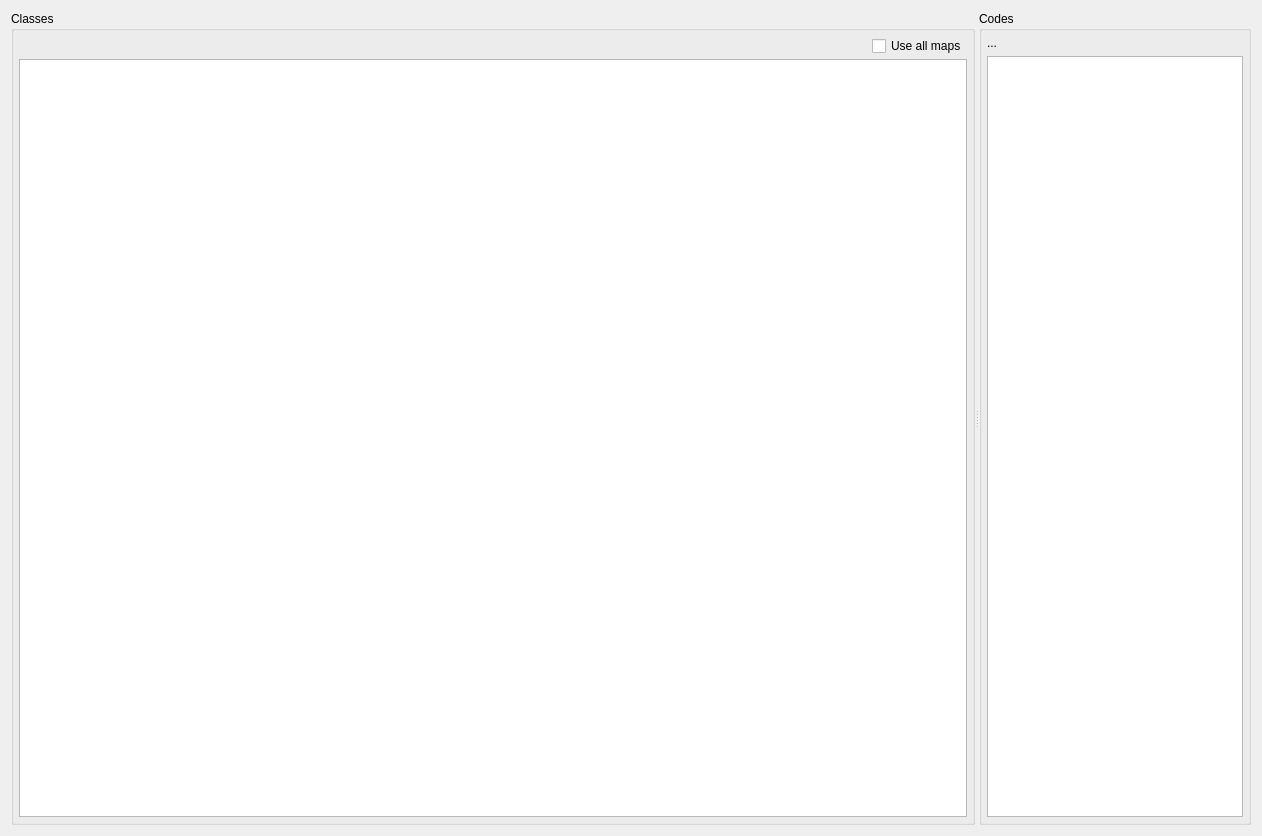
Before: the Qt Designer form quickevent/app/quickevent/plugins/Classes/src/classeswidget.ui in Quick-Event/quickbox, drawn with Qt 5.
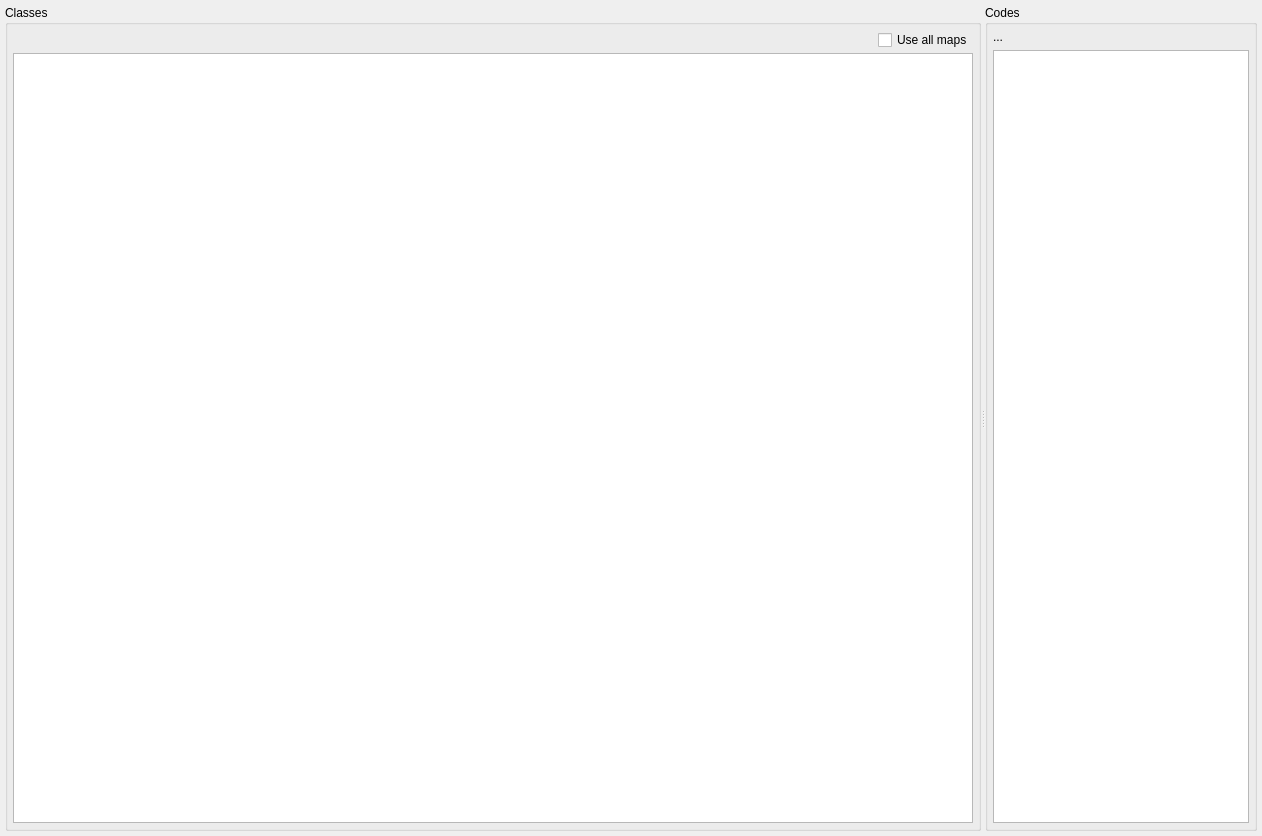
After: the same form once the commit is applied. Custom widgets are drawn as their Qt base class.

Commit message: unify layout margins

```diff
--- a/quickevent/app/quickevent/plugins/Classes/src/classeswidget.ui
+++ b/quickevent/app/quickevent/plugins/Classes/src/classeswidget.ui
@@ -20,6 +20,21 @@
    <string>Form</string>
   </property>
   <layout class="QVBoxLayout" name="verticalLayout_2">
+   <property name="spacing">
+    <number>5</number>
+   </property>
+   <property name="leftMargin">
+    <number>5</number>
+   </property>
+   <property name="topMargin">
+    <number>5</number>
+   </property>
+   <property name="rightMargin">
+    <number>5</number>
+   </property>
+   <property name="bottomMargin">
+    <number>5</number>
+   </property>
    <item>
     <widget class="qf::qmlwidgets::Splitter" name="splitter">
      <property name="orientation">
```
Left out of the diff: 2 changed lines with no effect on the pictures. The commit also changes 8 other files.
